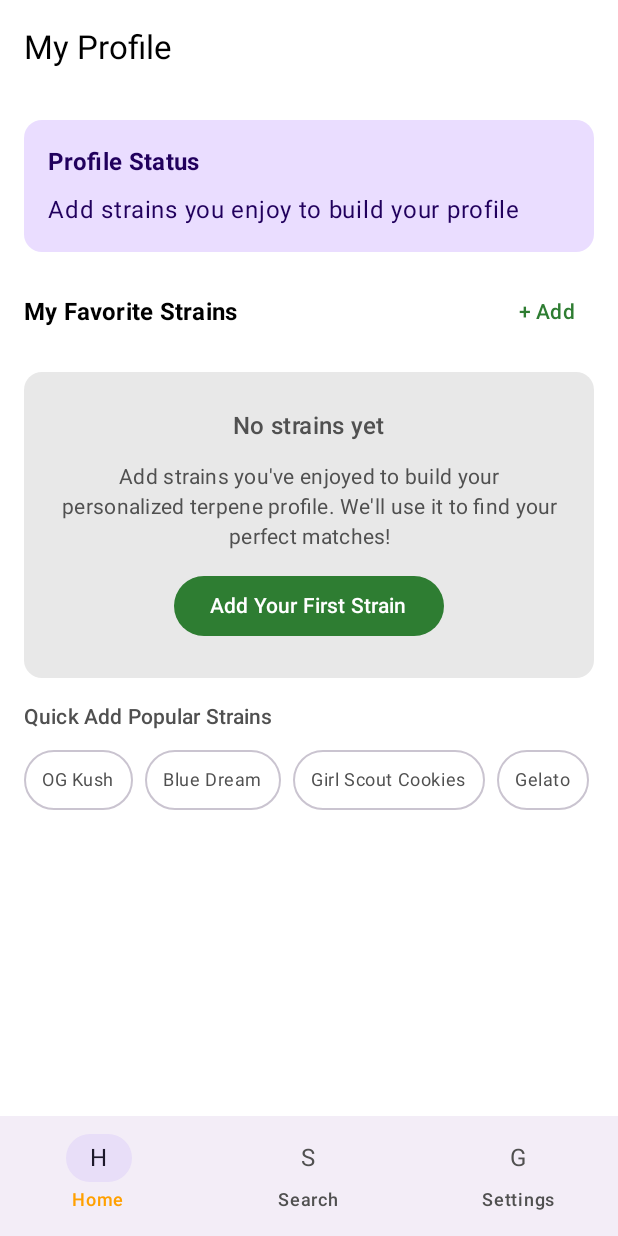
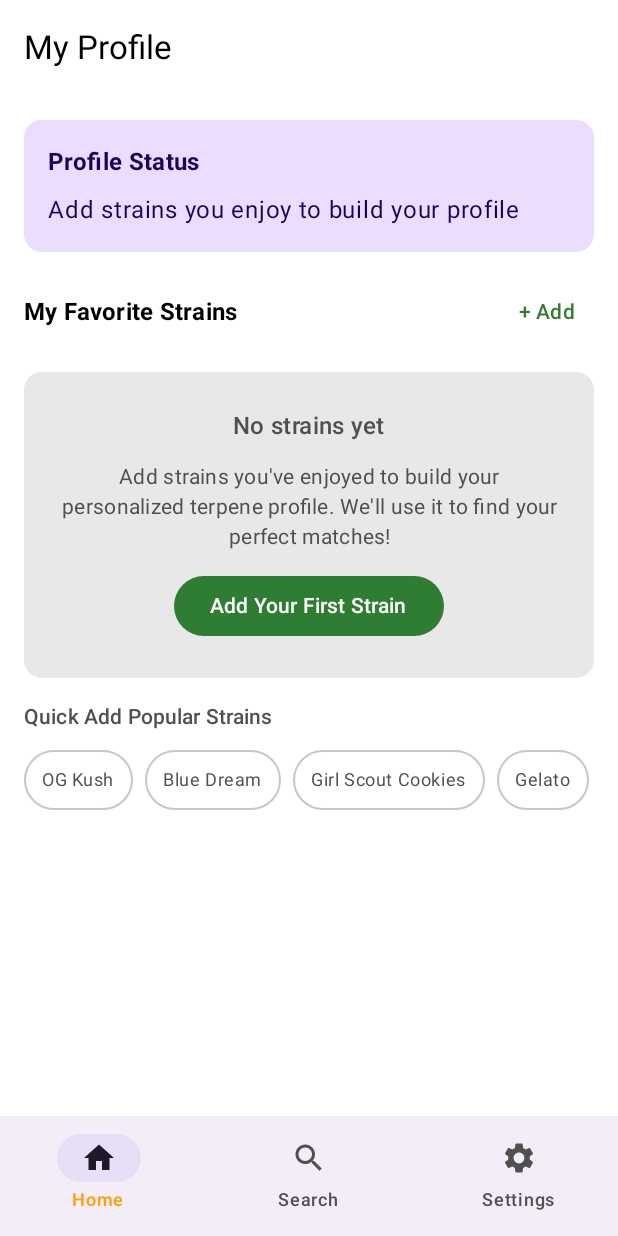
Before and after one commit to usathyan/cannabis-strain-analyzer, an Android app built with Jetpack Compose: the screen it shows after launch (MainActivity), on a phone screen of 412 x 824 dp. Run offline under Robolectric (Android 15) with nearby library versions, the phone set to English and light mode, and no system bars.

Commit message:
feat: add Material icons to bottom nav and improve menu parsing
UI:
- Replace letter placeholders (H, S, G) with proper Material icons
- Uses Icons.Default.Home, Search, Settings for bottom navigation

Parsing:
- Enhanced extraction prompt to emphasize completeness for large menus
- Prompt now explicitly mentions menus may have 50-100+ products
- Added instructions to count products and check all columns
- Increased maxTokens from 8192 to 16384 for larger responses

Both changes are in commonMain and affect iOS and Android.

🤖 Generated with [Claude Code](https://claude.com/claude-code)

Co-Authored-By: Claude Opus 4.5 <noreply@anthropic.com>

```diff
--- a/composeApp/src/commonMain/kotlin/com/budmash/ui/App.kt
+++ b/composeApp/src/commonMain/kotlin/com/budmash/ui/App.kt
@@ -1,6 +1,10 @@
 package com.budmash.ui
 
 import androidx.compose.foundation.layout.*
+import androidx.compose.material.icons.Icons
+import androidx.compose.material.icons.filled.Home
+import androidx.compose.material.icons.filled.Search
+import androidx.compose.material.icons.filled.Settings
 import androidx.compose.material3.*
 import androidx.compose.runtime.*
 import androidx.compose.ui.Modifier
@@ -215,19 +219,19 @@ fun App() {
                 bottomBar = {
                     NavigationBar {
                         NavigationBarItem(
-                            icon = { Text("H") },
+                            icon = { Icon(Icons.Default.Home, contentDescription = "Home") },
                             label = { Text("Home") },
                             selected = currentTab == BottomTab.HOME,
                             onClick = { currentTab = BottomTab.HOME }
                         )
                         NavigationBarItem(
-                            icon = { Text("S") },
+                            icon = { Icon(Icons.Default.Search, contentDescription = "Search") },
                             label = { Text("Search") },
                             selected = currentTab == BottomTab.SEARCH,
                             onClick = { currentTab = BottomTab.SEARCH }
                         )
                         NavigationBarItem(
-                            icon = { Text("G") },
+                            icon = { Icon(Icons.Default.Settings, contentDescription = "Settings") },
                             label = { Text("Settings") },
                             selected = currentTab == BottomTab.SETTINGS,
                             onClick = { currentTab = BottomTab.SETTINGS }
--- a/shared/src/commonMain/kotlin/com/budmash/parser/VisionMenuExtractor.kt
+++ b/shared/src/commonMain/kotlin/com/budmash/parser/VisionMenuExtractor.kt
@@ -82,10 +82,10 @@ class VisionMenuExtractor(
         visionModel: String
     ): Result<List<StrainData>> {
         // Use configured vision model (via OpenRouter)
-        // Increase maxTokens to ensure complete JSON response
+        // Increase maxTokens to ensure complete JSON response for large menus (100+ products)
         val visionConfig = config.copy(
             model = visionModel,
-            maxTokens = 8192
+            maxTokens = 16384
         )
 
         val messages = listOf(
@@ -278,19 +278,24 @@ If a type is unclear, use HYBRID. Return [] if no strains found.
 
     companion object {
         private val EXTRACTION_PROMPT = """
-Look at this dispensary menu screenshot and extract ALL cannabis flower products visible.
+Extract EVERY cannabis flower product from this dispensary menu screenshot.
+
+CRITICAL: This menu may contain 50-100+ products. You MUST extract ALL of them.
+Do NOT stop early. Do NOT skip products. Scroll through the ENTIRE image carefully.
 
 For each flower product, provide:
 - name: exact product/strain name as shown (required)
-- type: INDICA, SATIVA, or HYBRID (infer from name if not shown)
+- type: INDICA, SATIVA, or HYBRID (infer from name/color coding if not explicitly shown)
 - thcPercent: THC percentage if visible (number only like 25.5, or null)
 - price: price if visible (number only like 45.00, or null)
 
 IMPORTANT RULES:
-1. Only extract FLOWER products (not edibles, vapes, concentrates, etc.)
+1. Only extract FLOWER products (not edibles, vapes, concentrates, pre-rolls, etc.)
 2. Use the EXACT name shown on screen - do not guess or invent names
-3. If you cannot clearly read a product name, skip it
-4. Extract ALL visible flower products, not just a few
+3. If a product name is partially visible, include what you can read
+4. Count the products as you go to ensure completeness
+5. Look for all columns if the menu has multiple columns
+6. Check top-to-bottom AND left-to-right of the entire image
 
 Return ONLY valid JSON (no other text):
 {"strains": [{"name": "Blue Dream", "type": "HYBRID", "thcPercent": 24.5, "price": 45.00}]}
```
